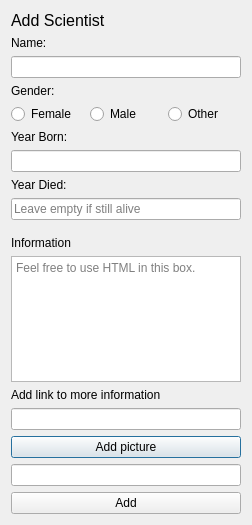
This is addscientistwindow.ui in athenabjorg/sacr as Qt 5 draws it before an edit. The edited form follows.
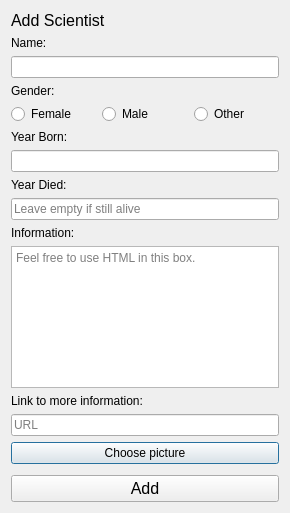
This is the edited form.

Commit message: minor change to add scientist look

Patch:
```diff
--- a/addscientistwindow.ui
+++ b/addscientistwindow.ui
@@ -6,8 +6,8 @@
    <rect>
     <x>0</x>
     <y>0</y>
-    <width>252</width>
-    <height>525</height>
+    <width>290</width>
+    <height>513</height>
    </rect>
   </property>
   <property name="windowTitle">
@@ -152,26 +152,10 @@
      </property>
     </widget>
    </item>
-   <item>
-    <spacer name="verticalSpacer">
-     <property name="orientation">
-      <enum>Qt::Vertical</enum>
-     </property>
-     <property name="sizeType">
-      <enum>QSizePolicy::Fixed</enum>
-     </property>
-     <property name="sizeHint" stdset="0">
-      <size>
-       <width>20</width>
-       <height>10</height>
-      </size>
-     </property>
-    </spacer>
-   </item>
    <item>
     <widget class="QLabel" name="ScientistsInfoLable">
      <property name="text">
-      <string>Information</string>
+      <string>Information:</string>
      </property>
     </widget>
    </item>
@@ -185,25 +169,47 @@
    <item>
     <widget class="QLabel" name="inputInfoUrlLabel">
      <property name="text">
-      <string>Add link to more information</string>
+      <string>Link to more information:</string>
      </property>
     </widget>
    </item>
    <item>
-    <widget class="QLineEdit" name="inputInfoUrl"/>
+    <widget class="QLineEdit" name="inputInfoUrl">
+     <property name="placeholderText">
+      <string>URL</string>
+     </property>
+    </widget>
    </item>
    <item>
     <widget class="QPushButton" name="ScientistAddPic">
      <property name="text">
-      <string>Add picture</string>
+      <string>Choose picture</string>
      </property>
     </widget>
    </item>
    <item>
-    <widget class="QLineEdit" name="inputImage"/>
+    <spacer name="verticalSpacer">
+     <property name="orientation">
+      <enum>Qt::Vertical</enum>
+     </property>
+     <property name="sizeType">
+      <enum>QSizePolicy::Minimum</enum>
+     </property>
+     <property name="sizeHint" stdset="0">
+      <size>
+       <width>20</width>
+       <height>5</height>
+      </size>
+     </property>
+    </spacer>
    </item>
    <item>
     <widget class="QPushButton" name="addButton">
+     <property name="font">
+      <font>
+       <pointsize>12</pointsize>
+      </font>
+     </property>
      <property name="text">
       <string>Add</string>
      </property>
```
